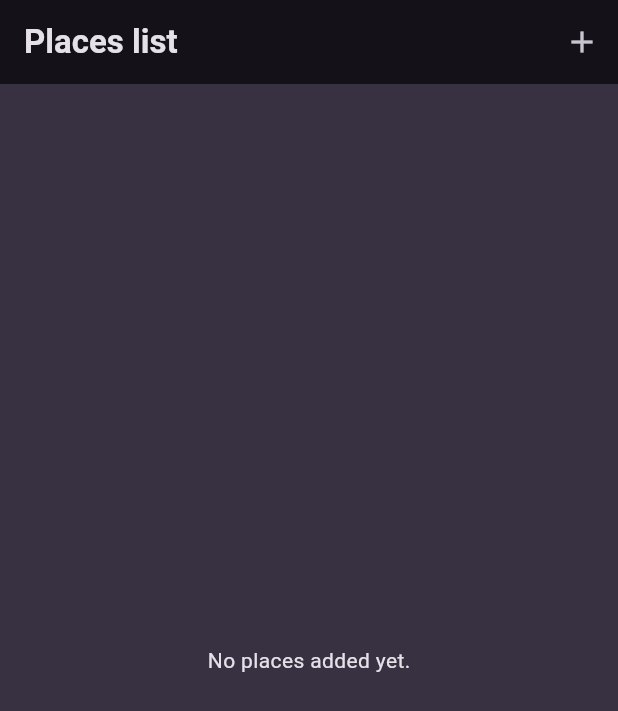
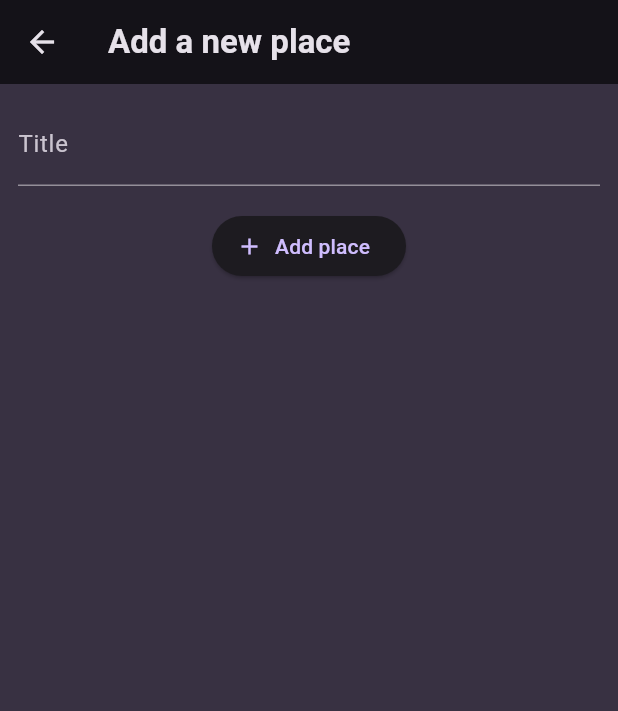
Before and after one commit to wemali05/places_app, a Flutter app: the screen it shows after launch, after a tap on the "add" icon, on a phone screen of 412 x 824 dp. Shown: the top 711 px of the screen. Run offline on Flutter 3.47's test engine with Material 3 defaults, Android fonts, the phone set to English and light mode, and no system bars; our stand-ins replace google_fonts.

Commit message:
add places screen

```diff
--- a/lib/screens/add_place.dart
+++ b/lib/screens/add_place.dart
@@ -0,0 +1,51 @@
+import 'package:flutter/material.dart';
+
+class AddPlacesScreen extends StatefulWidget {
+  const AddPlacesScreen({super.key});
+
+  @override
+  State<StatefulWidget> createState() {
+    return _AddPlacesScreenState();
+  }
+}
+
+class _AddPlacesScreenState extends State<AddPlacesScreen> {
+  final _titleController = TextEditingController();
+
+  @override
+  void dispose() {
+    _titleController.dispose();
+    super.dispose();
+  }
+
+  @override
+  Widget build(BuildContext context) {
+    return Scaffold(
+      appBar: AppBar(
+        title: const Text('Add a new place'),
+      ),
+      body: SingleChildScrollView(
+        padding: const EdgeInsets.all(12),
+        child: Column(
+          children: [
+            TextField(
+              decoration: InputDecoration(labelText: 'Title'),
+              controller: _titleController,
+              style: TextStyle(
+                color: Theme.of(context).colorScheme.onBackground,
+              ),
+            ),
+            const SizedBox(
+              height: 16,
+            ),
+            ElevatedButton.icon(
+              onPressed: () {},
+              icon: const Icon(Icons.add),
+              label: Text('Add place'),
+            ),
+          ],
+        ),
+      ),
+    );
+  }
+}
--- a/lib/screens/places.dart
+++ b/lib/screens/places.dart
@@ -1,4 +1,4 @@
-import 'package:favorite_places/models/place.dart';
+import 'package:favorite_places/screens/add_place.dart';
 import 'package:favorite_places/widgets/places_list.dart';
 import 'package:flutter/material.dart';
 
@@ -12,7 +12,13 @@ class PlacesScreen extends StatelessWidget {
         title: Text('Places list'),
         actions: [
           IconButton(
-            onPressed: () {},
+            onPressed: () {
+              Navigator.of(context).push(
+                MaterialPageRoute(
+                  builder: (ctx) => const AddPlacesScreen(),
+                ),
+              );
+            },
             icon: Icon(Icons.add),
           ),
         ],
```
